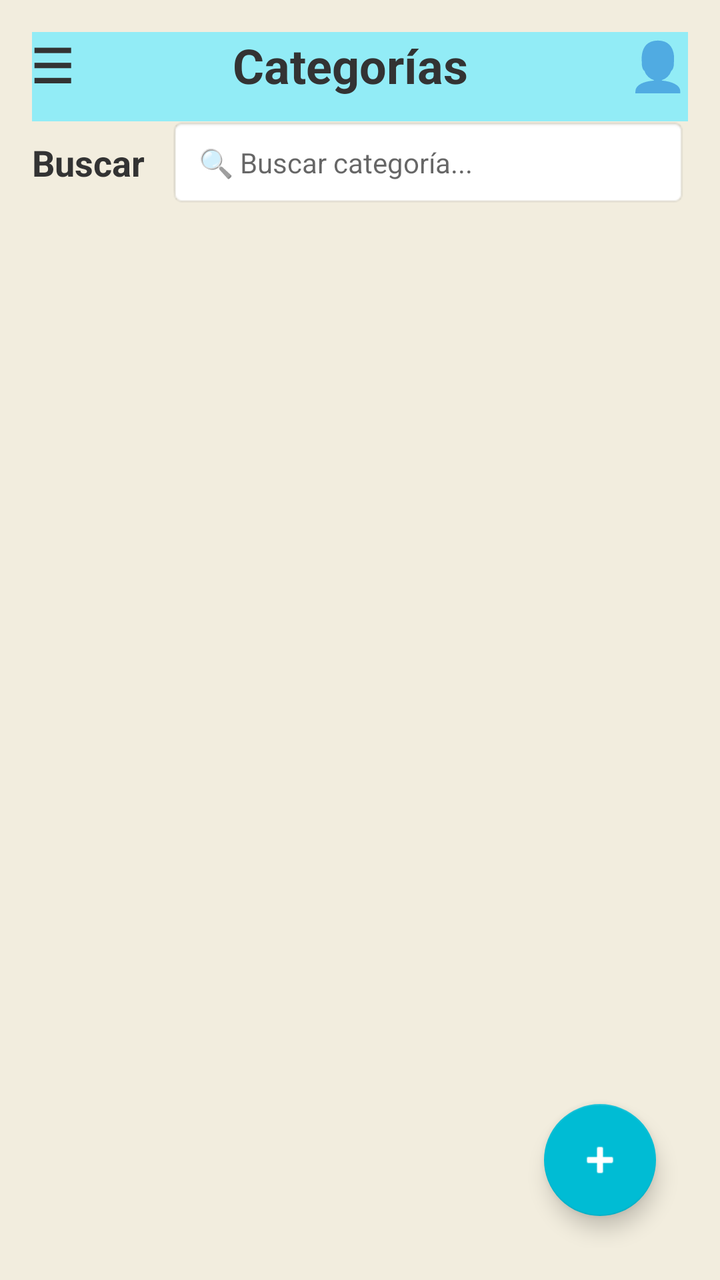
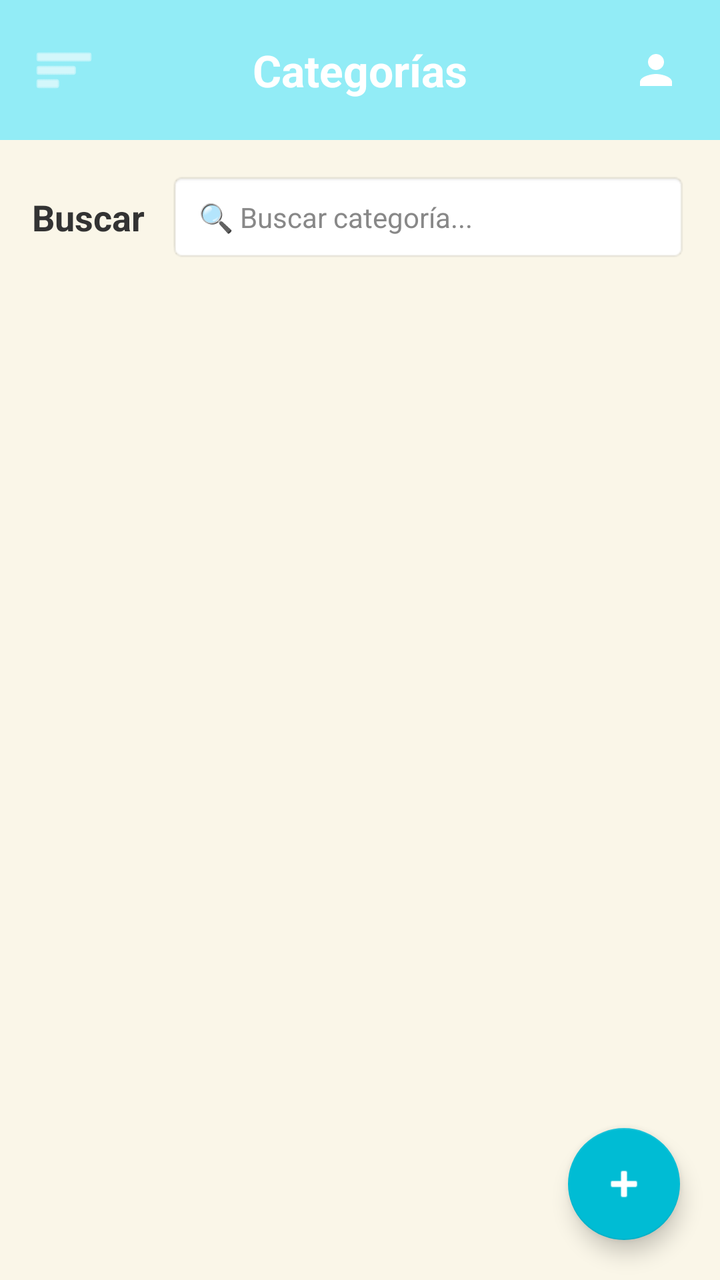

Compare the two renders of this Android layout. The source of the first and the diff that turns it into the second are given below.
<!-- AndroidManifest.xml: application theme Theme.MaterialComponents.DayNight.NoActionBar -->
<!-- res/layout/activity_interfaz_categoria.xml -->
<?xml version="1.0" encoding="utf-8"?>
<androidx.constraintlayout.widget.ConstraintLayout xmlns:android="http://schemas.android.com/apk/res/android"
    xmlns:app="http://schemas.android.com/apk/res-auto"
    xmlns:tools="http://schemas.android.com/tools"
    android:layout_width="match_parent"
    android:layout_height="match_parent"
    android:padding="16dp"
    android:background="#F2EDDE">

    <View
        android:id="@+id/headerBackground"
        android:layout_width="0dp"
        android:layout_height="0dp"
        android:background="#92ECF6"
        android:layout_marginStart="-16dp"
        android:layout_marginEnd="-16dp"
        android:layout_marginTop="-12dp"
        android:layout_marginBottom="-12dp"
        app:layout_constraintTop_toTopOf="@+id/tvMenu"
        app:layout_constraintBottom_toBottomOf="@+id/tvMenu"
        app:layout_constraintStart_toStartOf="parent"
        app:layout_constraintEnd_toEndOf="parent" />

    <TextView
        android:id="@+id/tvMenu"
        android:layout_width="wrap_content"
        android:layout_height="wrap_content"
        android:text="☰"
        android:textSize="24sp"
        android:textStyle="bold"
        android:textColor="#333333"
        app:layout_constraintStart_toStartOf="parent"
        app:layout_constraintTop_toTopOf="parent" />

    <TextView
        android:id="@+id/tvTitle"
        android:layout_width="wrap_content"
        android:layout_height="wrap_content"
        android:text="Categorías"
        android:textSize="24sp"
        android:textStyle="bold"
        android:textColor="#333333"
        app:layout_constraintBottom_toBottomOf="@+id/tvMenu"
        app:layout_constraintEnd_toStartOf="@+id/tvUser"
        app:layout_constraintStart_toEndOf="@+id/tvMenu"
        app:layout_constraintTop_toTopOf="@+id/tvMenu" />

    <TextView
        android:id="@+id/tvUser"
        android:layout_width="wrap_content"
        android:layout_height="wrap_content"
        android:text="👤"
        android:textSize="24sp"
        app:layout_constraintEnd_toEndOf="parent"
        app:layout_constraintTop_toTopOf="parent" />

    <TextView
        android:id="@+id/tvBuscar"
        android:layout_width="wrap_content"
        android:layout_height="wrap_content"
        android:layout_marginTop="20dp"
        android:text="Buscar"
        android:textColor="#333333"
        android:textSize="18sp"
        android:textStyle="bold"
        app:layout_constraintStart_toStartOf="parent"
        app:layout_constraintTop_toBottomOf="@+id/tvMenu" />

    <EditText
        android:id="@+id/etBuscar"
        android:layout_width="0dp"
        android:layout_height="45dp"
        android:layout_marginStart="12dp"
        android:background="@android:drawable/editbox_background_normal"
        android:hint="🔍 Buscar categoría..."
        android:paddingStart="15dp"
        android:textSize="14sp"
        app:layout_constraintBottom_toBottomOf="@+id/tvBuscar"
        app:layout_constraintEnd_toEndOf="parent"
        app:layout_constraintStart_toEndOf="@+id/tvBuscar"
        app:layout_constraintTop_toTopOf="@+id/tvBuscar" />

    
    <androidx.recyclerview.widget.RecyclerView
        android:id="@+id/rvCategorias"
        android:layout_width="match_parent"
        android:layout_height="0dp"
        android:layout_marginTop="16dp"
        app:layout_constraintBottom_toBottomOf="parent"
        app:layout_constraintTop_toBottomOf="@+id/tvBuscar"
        tools:listitem="@layout/item_categoria" />

    <com.google.android.material.floatingactionbutton.FloatingActionButton
        android:id="@+id/fabAdd"
        android:layout_width="wrap_content"
        android:layout_height="wrap_content"
        android:layout_margin="16dp"
        android:contentDescription="Agregar"
        app:backgroundTint="#00BCD4"
        app:srcCompat="@android:drawable/ic_input_add"
        app:tint="#FFFFFF"
        app:layout_constraintBottom_toBottomOf="parent"
        app:layout_constraintEnd_toEndOf="parent" />

</androidx.constraintlayout.widget.ConstraintLayout>
<!-- res/layout/item_categoria.xml (included above) -->
<?xml version="1.0" encoding="utf-8"?>
<androidx.cardview.widget.CardView xmlns:android="http://schemas.android.com/apk/res/android"
    xmlns:app="http://schemas.android.com/apk/res-auto"
    android:layout_width="match_parent"
    android:layout_height="wrap_content"
    android:layout_marginHorizontal="8dp"
    android:layout_marginVertical="4dp"
    app:cardCornerRadius="8dp"
    app:cardElevation="3dp">

    <LinearLayout
        android:layout_width="match_parent"
        android:layout_height="wrap_content"
        android:orientation="horizontal">

        
        <View
            android:id="@+id/viewColorBarra"
            android:layout_width="10dp"
            android:layout_height="match_parent"
            android:background="#4A90E2" />

        <LinearLayout
            android:layout_width="match_parent"
            android:layout_height="wrap_content"
            android:orientation="vertical"
            android:padding="12dp">

            <TextView
                android:id="@+id/tvNombre"
                android:layout_width="wrap_content"
                android:layout_height="wrap_content"
                android:text="Nombre Categoría"
                android:textColor="#333333"
                android:textSize="18sp"
                android:textStyle="bold" />

            <TextView
                android:id="@+id/tvDescripcion"
                android:layout_width="wrap_content"
                android:layout_height="wrap_content"
                android:layout_marginTop="2dp"
                android:text="Descripción de la categoría"
                android:textColor="#666666"
                android:textSize="14sp" />
        </LinearLayout>
    </LinearLayout>
</androidx.cardview.widget.CardView>
<!-- resources referenced by this layout -->
<resources>

</resources>

<!-- the commit's change to res/layout/activity_interfaz_categoria.xml (unified diff, before → after) -->
@@ -1,108 +1,134 @@
 <?xml version="1.0" encoding="utf-8"?>
-<androidx.constraintlayout.widget.ConstraintLayout xmlns:android="http://schemas.android.com/apk/res/android"
+<androidx.drawerlayout.widget.DrawerLayout
+    xmlns:android="http://schemas.android.com/apk/res/android"
     xmlns:app="http://schemas.android.com/apk/res-auto"
     xmlns:tools="http://schemas.android.com/tools"
+    android:id="@+id/drawerLayout"
     android:layout_width="match_parent"
     android:layout_height="match_parent"
-    android:padding="16dp"
-    android:background="#F2EDDE">
+    android:background="#FAF6E8">
 
-    <View
-        android:id="@+id/headerBackground"
-        android:layout_width="0dp"
-        android:layout_height="0dp"
-        android:background="#92ECF6"
-        android:layout_marginStart="-16dp"
-        android:layout_marginEnd="-16dp"
-        android:layout_marginTop="-12dp"
-        android:layout_marginBottom="-12dp"
-        app:layout_constraintTop_toTopOf="@+id/tvMenu"
-        app:layout_constraintBottom_toBottomOf="@+id/tvMenu"
-        app:layout_constraintStart_toStartOf="parent"
-        app:layout_constraintEnd_toEndOf="parent" />
+    <androidx.constraintlayout.widget.ConstraintLayout
+        android:layout_width="match_parent"
+        android:layout_height="match_parent">
 
-    <TextView
-        android:id="@+id/tvMenu"
-        android:layout_width="wrap_content"
-        android:layout_height="wrap_content"
-        android:text="☰"
-        android:textSize="24sp"
-        android:textStyle="bold"
-        android:textColor="#333333"
-        app:layout_constraintStart_toStartOf="parent"
-        app:layout_constraintTop_toTopOf="parent" />
+        
+        <RelativeLayout
+            android:id="@+id/headerBackground"
+            android:layout_width="match_parent"
+            android:layout_height="70dp"
+            android:background="#92ECF6"
+            android:paddingHorizontal="8dp"
+            android:gravity="center_vertical"
+            app:layout_constraintTop_toTopOf="parent"
+            app:layout_constraintStart_toStartOf="parent"
+            app:layout_constraintEnd_toEndOf="parent">
 
-    <TextView
-        android:id="@+id/tvTitle"
-        android:layout_width="wrap_content"
-        android:layout_height="wrap_content"
-        android:text="Categorías"
-        android:textSize="24sp"
-        android:textStyle="bold"
-        android:textColor="#333333"
-        app:layout_constraintBottom_toBottomOf="@+id/tvMenu"
-        app:layout_constraintEnd_toStartOf="@+id/tvUser"
-        app:layout_constraintStart_toEndOf="@+id/tvMenu"
-        app:layout_constraintTop_toTopOf="@+id/tvMenu" />
+            
+            <com.google.android.material.appbar.MaterialToolbar
+                android:id="@+id/tvMenu"
+                android:layout_width="48dp"
+                android:layout_height="48dp"
+                android:layout_alignParentStart="true"
+                android:layout_centerVertical="true"
+                app:navigationIcon="@android:drawable/ic_menu_sort_by_size"
+                app:navigationIconTint="#FFFFFF"
+                android:contentDescription="Menú desplegable"/>
 
-    <TextView
-        android:id="@+id/tvUser"
-        android:layout_width="wrap_content"
-        android:layout_height="wrap_content"
-        android:text="👤"
-        android:textSize="24sp"
-        app:layout_constraintEnd_toEndOf="parent"
-        app:layout_constraintTop_toTopOf="parent" />
+            
+            <TextView
+                android:id="@+id/tvTitle"
+                android:layout_width="wrap_content"
+                android:layout_height="wrap_content"
+                android:layout_centerInParent="true"
+                android:text="Categorías"
+                android:textColor="#FFFFFF"
+                android:textSize="22sp"
+                android:textStyle="bold" />
 
-    <TextView
-        android:id="@+id/tvBuscar"
-        android:layout_width="wrap_content"
-        android:layout_height="wrap_content"
-        android:layout_marginTop="20dp"
-        android:text="Buscar"
-        android:textColor="#333333"
-        android:textSize="18sp"
-        android:textStyle="bold"
-        app:layout_constraintStart_toStartOf="parent"
-        app:layout_constraintTop_toBottomOf="@+id/tvMenu" />
+            
+            <ImageButton
+                android:id="@+id/tvUser"
+                android:layout_width="48dp"
+                android:layout_height="48dp"
+                android:layout_alignParentEnd="true"
+                android:layout_centerVertical="true"
+                android:background="?attr/selectableItemBackgroundBorderless"
+                android:src="@drawable/ic_usuario"
+                android:contentDescription="Perfil de usuario"
+                app:tint="#FFFFFF"/>
+        </RelativeLayout>
 
-    <EditText
-        android:id="@+id/etBuscar"
-        android:layout_width="0dp"
-        android:layout_height="45dp"
-        android:layout_marginStart="12dp"
-        android:background="@android:drawable/editbox_background_normal"
-        android:hint="🔍 Buscar categoría..."
-        android:paddingStart="15dp"
-        android:textSize="14sp"
-        app:layout_constraintBottom_toBottomOf="@+id/tvBuscar"
-        app:layout_constraintEnd_toEndOf="parent"
-        app:layout_constraintStart_toEndOf="@+id/tvBuscar"
-        app:layout_constraintTop_toTopOf="@+id/tvBuscar" />
+        
+        <LinearLayout
+            android:id="@+id/layoutBuscar"
+            android:layout_width="match_parent"
+            android:layout_height="wrap_content"
+            android:orientation="horizontal"
+            android:paddingHorizontal="16dp"
+            android:layout_marginTop="16dp"
+            android:gravity="center_vertical"
+            app:layout_constraintTop_toBottomOf="@+id/headerBackground">
+
+            <TextView
+                android:id="@+id/tvBuscar"
+                android:layout_width="wrap_content"
+                android:layout_height="wrap_content"
+                android:text="Buscar"
+                android:textColor="#333333"
+                android:textSize="18sp"
+                android:textStyle="bold" />
+
+            <EditText
+                android:id="@+id/etBuscar"
+                android:layout_width="0dp"
+                android:layout_height="45dp"
+                android:layout_weight="1"
+                android:layout_marginStart="12dp"
+                android:background="@android:drawable/editbox_background_normal"
+                android:hint="🔍 Buscar categoría..."
+                android:textColor="#333333"
+                android:textColorHint="#888888"
+                android:paddingStart="15dp"
+                android:textSize="14sp" />
+        </LinearLayout>
+
+        
+        <androidx.recyclerview.widget.RecyclerView
+            android:id="@+id/rvCategorias"
+            android:layout_width="match_parent"
+            android:layout_height="0dp"
+            android:layout_marginTop="12dp"
+            android:paddingHorizontal="8dp"
+            android:clipToPadding="false"
+            app:layout_constraintBottom_toBottomOf="parent"
+            app:layout_constraintTop_toBottomOf="@+id/layoutBuscar"
+            tools:listitem="@layout/item_categoria" />
+
+        
+        <com.google.android.material.floatingactionbutton.FloatingActionButton
+            android:id="@+id/fabAdd"
+            android:layout_width="wrap_content"
+            android:layout_height="wrap_content"
+            android:layout_margin="20dp"
+            android:contentDescription="Agregar"
+            app:backgroundTint="#00BCD4"
+            app:srcCompat="@android:drawable/ic_input_add"
+            app:tint="#FFFFFF"
+            app:layout_constraintBottom_toBottomOf="parent"
+            app:layout_constraintEnd_toEndOf="parent" />
+
+    </androidx.constraintlayout.widget.ConstraintLayout>
 
     
-    <androidx.recyclerview.widget.RecyclerView
-        android:id="@+id/rvCategorias"
-        android:layout_width="match_parent"
-        android:layout_height="0dp"
-        android:layout_marginTop="16dp"
-        app:layout_constraintBottom_toBottomOf="parent"
-        app:layout_constraintTop_toBottomOf="@+id/tvBuscar"
-        tools:listitem="@layout/item_categoria" />
+    <com.google.android.material.navigation.NavigationView
+        android:id="@+id/navigationView"
+        android:layout_width="wrap_content"
+        android:layout_height="match_parent"
+        android:layout_gravity="start"
+        app:menu="@menu/menu" />
 
-    <com.google.android.material.floatingactionbutton.FloatingActionButton
-        android:id="@+id/fabAdd"
-        android:layout_width="wrap_content"
-        android:layout_height="wrap_content"
-        android:layout_margin="16dp"
-        android:contentDescription="Agregar"
-        app:backgroundTint="#00BCD4"
-        app:srcCompat="@android:drawable/ic_input_add"
-        app:tint="#FFFFFF"
-        app:layout_constraintBottom_toBottomOf="parent"
-        app:layout_constraintEnd_toEndOf="parent" />
-
-</androidx.constraintlayout.widget.ConstraintLayout>
+</androidx.drawerlayout.widget.DrawerLayout>
 <!-- res/layout/item_categoria.xml (included above) -->
 <?xml version="1.0" encoding="utf-8"?>
 <androidx.cardview.widget.CardView xmlns:android="http://schemas.android.com/apk/res/android"
@@ -110,27 +136,29 @@
     android:layout_width="match_parent"
     android:layout_height="wrap_content"
     android:layout_marginHorizontal="8dp"
-    android:layout_marginVertical="4dp"
-    app:cardCornerRadius="8dp"
+    android:layout_marginVertical="6dp"
+    app:cardBackgroundColor="#FFFFFF"
+    app:cardCornerRadius="12dp"
     app:cardElevation="3dp">
 
     <LinearLayout
         android:layout_width="match_parent"
         android:layout_height="wrap_content"
-        android:orientation="horizontal">
+        android:orientation="horizontal"
+        android:background="#FFFFFF">
 
         
         <View
             android:id="@+id/viewColorBarra"
-            android:layout_width="10dp"
+            android:layout_width="12dp"
             android:layout_height="match_parent"
-            android:background="#4A90E2" />
+            android:background="#C3B1E1" />
 
         <LinearLayout
             android:layout_width="match_parent"
             android:layout_height="wrap_content"
             android:orientation="vertical"
-            android:padding="12dp">
+            android:padding="16dp">
 
             <TextView
                 android:id="@+id/tvNombre"
@@ -145,7 +173,7 @@
                 android:id="@+id/tvDescripcion"
                 android:layout_width="wrap_content"
                 android:layout_height="wrap_content"
-                android:layout_marginTop="2dp"
+                android:layout_marginTop="4dp"
                 android:text="Descripción de la categoría"
                 android:textColor="#666666"
                 android:textSize="14sp" />
<!-- resource entries referenced after the edit -->
@@ -1,5 +1,10 @@
 <!-- resources referenced by this layout -->
 <resources>
-
+  <!-- drawable ic_usuario (drawable) -->
+  <vector xmlns:android="http://schemas.android.com/apk/res/android" android:height="24dp" android:tint="#000000" android:viewportHeight="24" android:viewportWidth="24" android:width="24dp">
+        
+      <path android:fillColor="@android:color/white" android:pathData="M12,12c2.21,0 4,-1.79 4,-4s-1.79,-4 -4,-4 -4,1.79 -4,4 1.79,4 4,4zM12,14c-2.67,0 -8,1.34 -8,4v2h16v-2c0,-2.66 -5.33,-4 -8,-4z"/>
+      
+  </vector>
 </resources>
 
